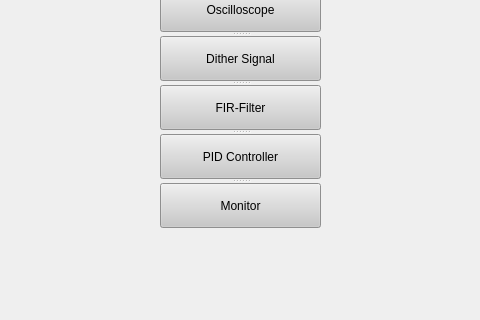
Old version of the form main_screen.ui in the repository Marius-Graml/Michelson_Interferometer; both pictures show x 180 to 660 and y 259 to 579 of the 809 by 579 pixel window.
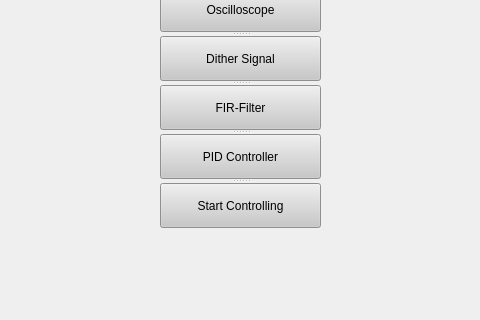
New version of the form.

Commit message: Update monitor screen

What changed in the file:
```diff
--- a/main_screen.ui
+++ b/main_screen.ui
@@ -110,7 +110,7 @@
 background-color: rgb(200, 200, 200);</string>
       </property>
       <property name="text">
-       <string>Monitor</string>
+       <string>Start Controlling</string>
       </property>
      </widget>
     </widget>
```
Left out of the diff: 20 changed lines with no effect on the pictures. The commit also changes 16 other files.
